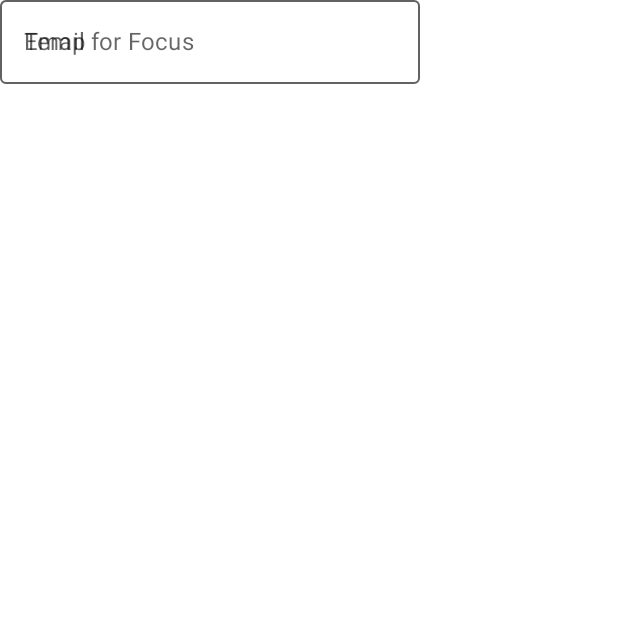
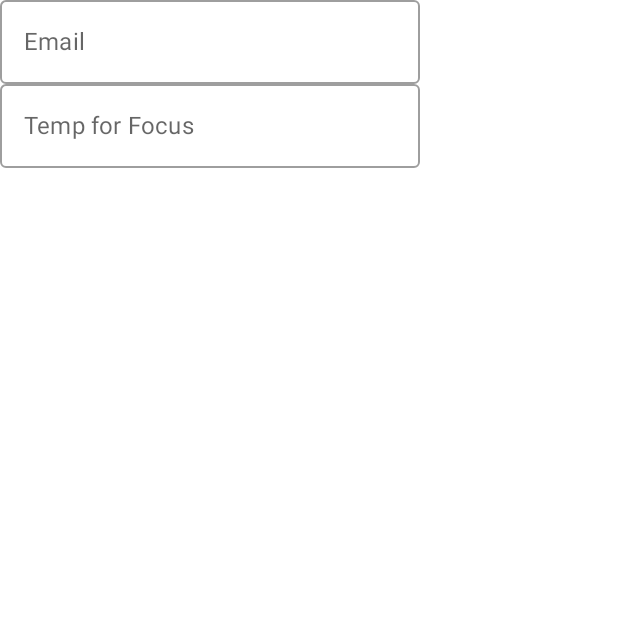
Before and after one commit to KevinSchildhorn/FoToPresenter, an Android app built with Jetpack Compose: the composable SignUpScreen shown on its own in the app's theme, on a phone screen of 412 x 824 dp, the top half of it. Run offline under Robolectric (Android 15) with nearby library versions, the phone set to English and light mode, and no system bars.

Commit message:
Moving state to shared code

```diff
--- a/android/src/main/java/me/kevinschildhorn/android/ui/SignUpscreen.kt
+++ b/android/src/main/java/me/kevinschildhorn/android/ui/SignUpscreen.kt
@@ -1,5 +1,6 @@
 package me.kevinschildhorn.android.ui
 
+import androidx.compose.foundation.layout.Column
 import androidx.compose.material.OutlinedTextField
 import androidx.compose.material.Text
 import androidx.compose.runtime.Composable
@@ -15,9 +16,9 @@ import me.kevinschildhorn.common.viewmodel.EmailValidationViewModel
 @OptIn(ExperimentalLifecycleComposeApi::class, ExperimentalLifecycleComposeApi::class)
 @Composable
 fun SignUpScreen(viewModel: EmailValidationViewModel) {
-    val userNameHasError by viewModel.userNameHasError.collectAsStateWithLifecycle()
-    val textFieldState by viewModel.textFieldState.collectAsStateWithLifecycle()
+    val textFieldState by viewModel.emailTextFieldState.collectAsStateWithLifecycle()
 
+    Column {
         OutlinedTextField(
             value = viewModel.username,
             onValueChange = { newValue ->
@@ -26,22 +27,20 @@ fun SignUpScreen(viewModel: EmailValidationViewModel) {
             placeholder = { Text(textFieldState.hint) },
             trailingIcon = { textFieldState.trailingIconState.Icon() },
             modifier = Modifier.onFocusChanged {
-            textFieldState.hasFocus = it.isFocused
+                textFieldState.focusChanged(it.isFocused)
             }
         )
-
+        if (textFieldState.isError) {
+            Text(
+                text = textFieldState.errorText ?: "",
+                color = Color.Red
+            )
+        }
         OutlinedTextField(
             value = "",
             onValueChange = {
             },
             placeholder = { Text("Temp for Focus") }
         )
-
-/*
-    if (textFieldState.isError) {
-        Text(
-            text = textFieldState.errorText ?: "",
-            color = Color.Red
-        )
-    }*/
     }
+}
--- a/common/src/androidMain/kotlin/me/kevinschildhorn/common/viewmodel/EmailValidationViewModel.kt
+++ b/common/src/androidMain/kotlin/me/kevinschildhorn/common/viewmodel/EmailValidationViewModel.kt
@@ -1,41 +1,13 @@
 package me.kevinschildhorn.common.viewmodel
 
 import androidx.compose.runtime.*
-import androidx.lifecycle.ViewModel
-import androidx.lifecycle.viewModelScope
 import kotlinx.coroutines.*
-import kotlinx.coroutines.flow.*
 import me.kevinschildhorn.android.viewModel.SharedEmailValidationViewModel
-import me.kevinschildhorn.common.ui.ColorOption
-import me.kevinschildhorn.common.uilogic.TextFieldState
 
 @OptIn(ExperimentalCoroutinesApi::class)
 class EmailValidationViewModel : SharedEmailValidationViewModel() {
     var username by mutableStateOf("")
         private set
-
-    val textFieldState: StateFlow<TextFieldState> = MutableStateFlow(
-        TextFieldState(
-            hint = "Email",
-            defaultColor = ColorOption.NORMAL
-        )
-    ).stateIn(
-        scope = viewModelScope,
-        started = SharingStarted.WhileSubscribed(5_000),
-        initialValue = TextFieldState(
-            hint = "Email",
-            defaultColor = ColorOption.NORMAL
-        )
-    )
-
-    val userNameHasError: StateFlow<Boolean> =
-        snapshotFlow { username }
-            .mapLatest { username.length >= 2 }
-            .stateIn(
-                scope = viewModelScope,
-                started = SharingStarted.WhileSubscribed(5_000),
-                initialValue = false
-            )
 
     init {
         viewModelScope.launch {
@@ -43,7 +15,7 @@ class EmailValidationViewModel : SharedEmailValidationViewModel() {
             validationState.collect {
                 print("Hello")
                 withContext(Dispatchers.IO) {
-                    textFieldState.value.updateWithState(it, username)
+                    emailTextFieldState.value.updateWithState(it, username)
                 }
             }
         }
--- a/common/src/commonMain/kotlin/me/kevinschildhorn/common/uilogic/TextFieldState.kt
+++ b/common/src/commonMain/kotlin/me/kevinschildhorn/common/uilogic/TextFieldState.kt
@@ -10,16 +10,24 @@ data class TextFieldState(
     var isError: Boolean = false,
     // UI Elements:
     var text: String = "",
-    // Border Color - Color
-    var currentBorderColor: ColorOption = defaultColor,
-    // Error Text - Text, Color
-    var errorText: String? = null,
-    // Trailing Icon - Icon, Color
-    var trailingIconState: TrailingIconState = TrailingIconState.NONE,
+    var currentBorderColor: ColorOption = defaultColor, // Border Color - Color
+    var errorText: String? = null, // Error Text - Text, Color
+    var trailingIconState: TrailingIconState = TrailingIconState.NONE, // Trailing Icon - Icon, Color
     var hasFocus: Boolean = false,
+    private var lastValidationState: EmailValidationState = EmailValidationState.Empty
 ) {
     fun updateWithState(state: EmailValidationState, newText: String) {
         this.text = newText
+        refresh(state)
+        lastValidationState = state
+    }
+
+    fun focusChanged(focus: Boolean) {
+        hasFocus = focus
+        refresh()
+    }
+
+    private fun refresh(state:EmailValidationState = lastValidationState) {
         when (state) {
             EmailValidationState.Empty -> {
                 currentBorderColor = defaultColor
@@ -48,13 +56,4 @@ data class TextFieldState(
             }
         }
     }
-
-    fun focusChanged(focus: Boolean) {
-        hasFocus = focus
-        refresh()
-    }
-
-    private fun refresh(){
-
-    }
 }
--- a/common/src/commonMain/kotlin/me/kevinschildhorn/common/viewmodel/SharedEmailValidationViewModel.kt
+++ b/common/src/commonMain/kotlin/me/kevinschildhorn/common/viewmodel/SharedEmailValidationViewModel.kt
@@ -1,8 +1,8 @@
 package me.kevinschildhorn.android.viewModel
 
-import kotlinx.coroutines.flow.MutableStateFlow
-import kotlinx.coroutines.flow.StateFlow
-import kotlinx.coroutines.flow.asStateFlow
+import kotlinx.coroutines.flow.*
+import me.kevinschildhorn.common.ui.ColorOption
+import me.kevinschildhorn.common.uilogic.TextFieldState
 import me.kevinschildhorn.common.viewmodel.base.ViewModel
 
 
@@ -19,6 +19,14 @@ open class SharedEmailValidationViewModel : ViewModel() {
         MutableStateFlow(EmailValidationState.Empty)
     val validationState: StateFlow<EmailValidationState> = _validationState
 
+    val emailTextFieldState: StateFlow<TextFieldState> = MutableStateFlow(
+        TextFieldState(hint = "Email", defaultColor = ColorOption.NORMAL)
+    ).stateIn(
+        scope = viewModelScope,
+        started = SharingStarted.WhileSubscribed(5_000),
+        initialValue = TextFieldState(hint = "Email", defaultColor = ColorOption.NORMAL)
+    )
+
     fun verifyEmail(email: String) {
         this._validationState.value = when {
             email.isEmpty() -> EmailValidationState.Empty
```
Lines whose indentation alone changed are shown as unchanged.
